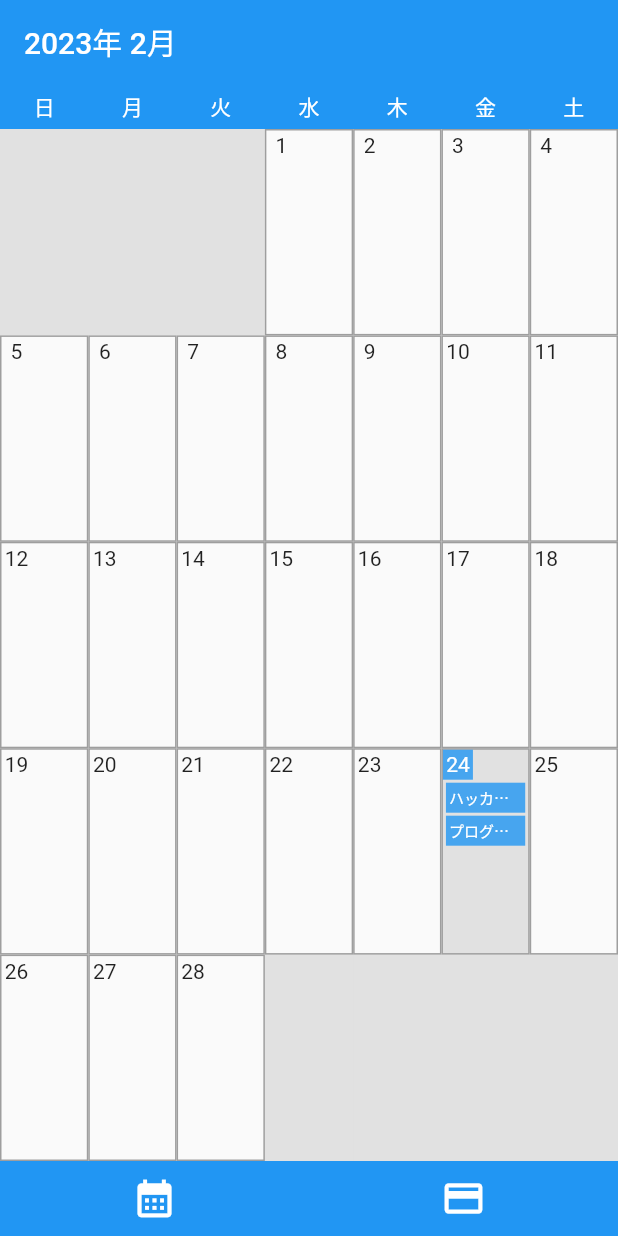
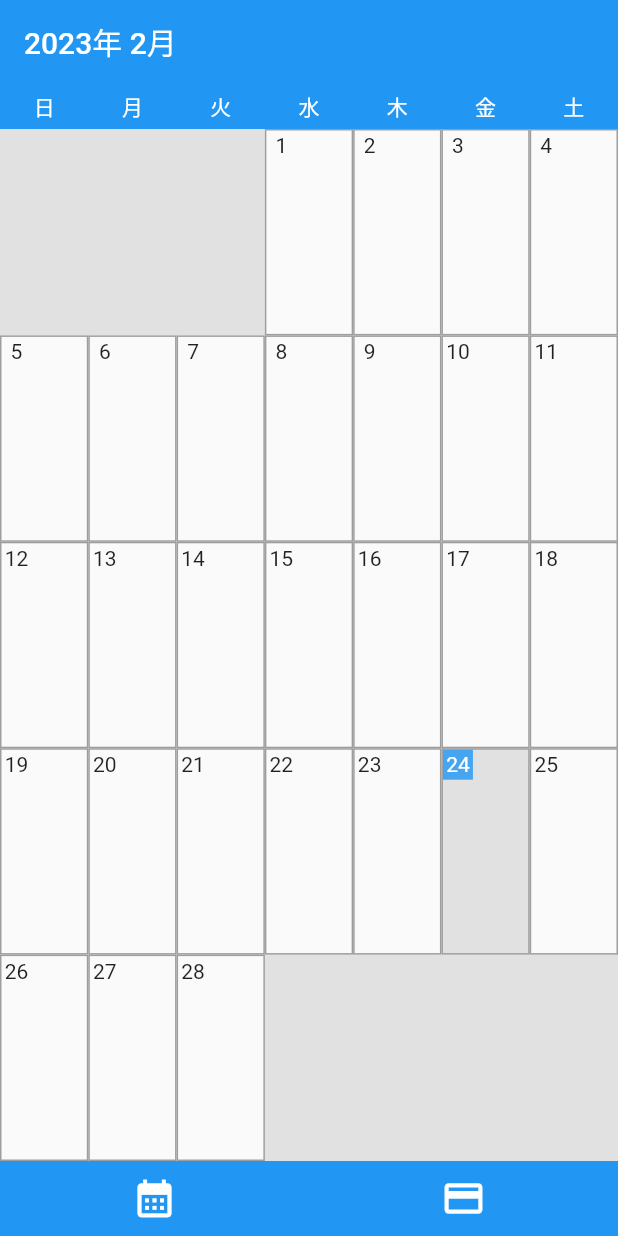
Before and after one commit to Shota-Abe/ChikokuGenkin, a Flutter app: the screen it shows after launch, on a phone screen of 412 x 824 dp. Run offline on Flutter 3.47's test engine with Material 2 defaults, Android fonts, the phone set to English and light mode, and no system bars.

```diff
--- a/lib/pages/calendar.dart
+++ b/lib/pages/calendar.dart
@@ -4,7 +4,6 @@ import 'package:flutter/cupertino.dart';
 import 'package:flutter/material.dart';
 import 'package:flutter/services.dart';
 import 'package:intl/intl.dart';
-import 'package:table_calendar/table_calendar.dart';
 
 class CalendarView extends StatefulWidget {
   const CalendarView({Key? key}) : super(key: key);
@@ -15,8 +14,9 @@ class CalendarView extends StatefulWidget {
 
 class _CalendarViewState extends State<CalendarView> {
   TextEditingController titelContoroller = TextEditingController();
-  TextEditingController revenueContoroller = TextEditingController();
-  TextEditingController expenditureContoroller = TextEditingController();
+  TextEditingController revenueContoroller = TextEditingController(text: '0');
+  TextEditingController expenditureContoroller =
+      TextEditingController(text: '0');
   DateTime now = DateTime.now(); //現在の日付と時間を取得
   List<String> weekName = ['日', '月', '火', '水', '木', '金', '土']; //曜日の表示用のリスト
   late PageController controller;
@@ -52,7 +52,7 @@ class _CalendarViewState extends State<CalendarView> {
 
   Map<DateTime, List<Schedule>> scheduleMap = {
     //スケジュール
-    DateTime(2023, 2, 24): [
+    /*DateTime(2023, 2, 24): [
       Schedule(
           title: 'ハッカソン',
           startAt: DateTime(2023, 2, 24, 10),
@@ -65,7 +65,7 @@ class _CalendarViewState extends State<CalendarView> {
           endAt: DateTime(2023, 2, 26, 20),
           getUpTime: DateTime(2023, 2, 24, 6),
           memo: ''),
-    ]
+    ]*/
   };
 
   Map<DateTime, List<Money>> moneyMap = {
```
